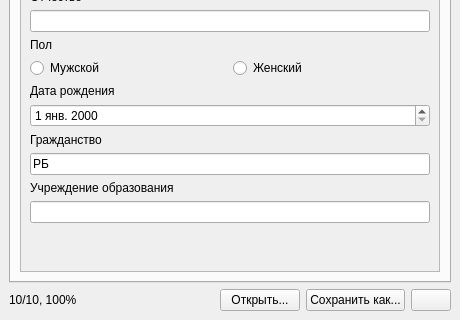
This is ui/studentfastreg.ui in alex-rusakevich/studentfastreg as Qt 5 draws it before an edit; both pictures show x 0 to 460 and y 160 to 480 of the 460 by 480 pixel window. The edited form follows.
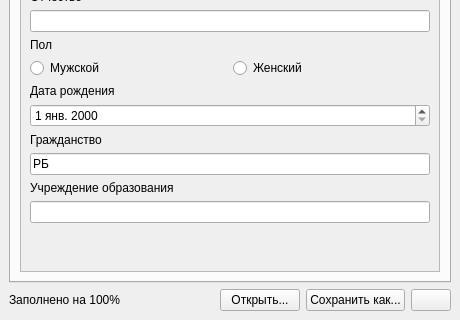
This is the edited form. Icons and pictures are not drawn.

Commit message: #patch timer-based progress checker

Diff of the .ui file:
```diff
--- a/ui/studentfastreg.ui
+++ b/ui/studentfastreg.ui
@@ -540,7 +540,7 @@
       <item>
        <widget class="QLabel" name="label_25">
         <property name="text">
-         <string>10/10, 100%</string>
+         <string>Заполнено на 100%</string>
         </property>
        </widget>
       </item>
```
Left out of the diff: 2 changed lines with no effect on the pictures. The commit also changes 1 other file.
